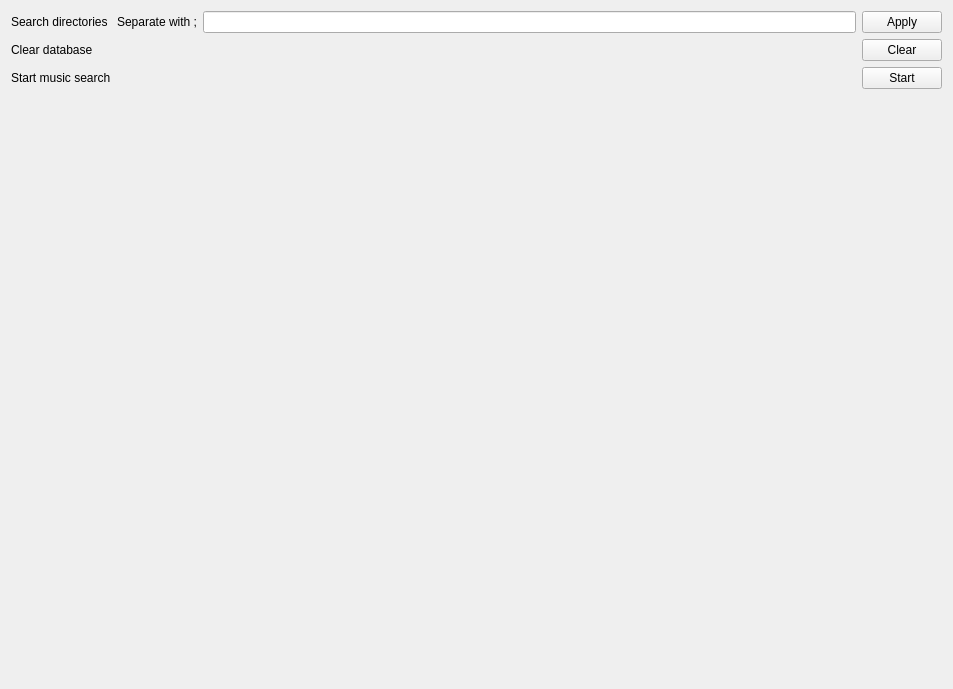
Old version of the form pcsmusicplayer/src/settingswidget.ui in the repository N1vn0vem8er/pineconesnake.
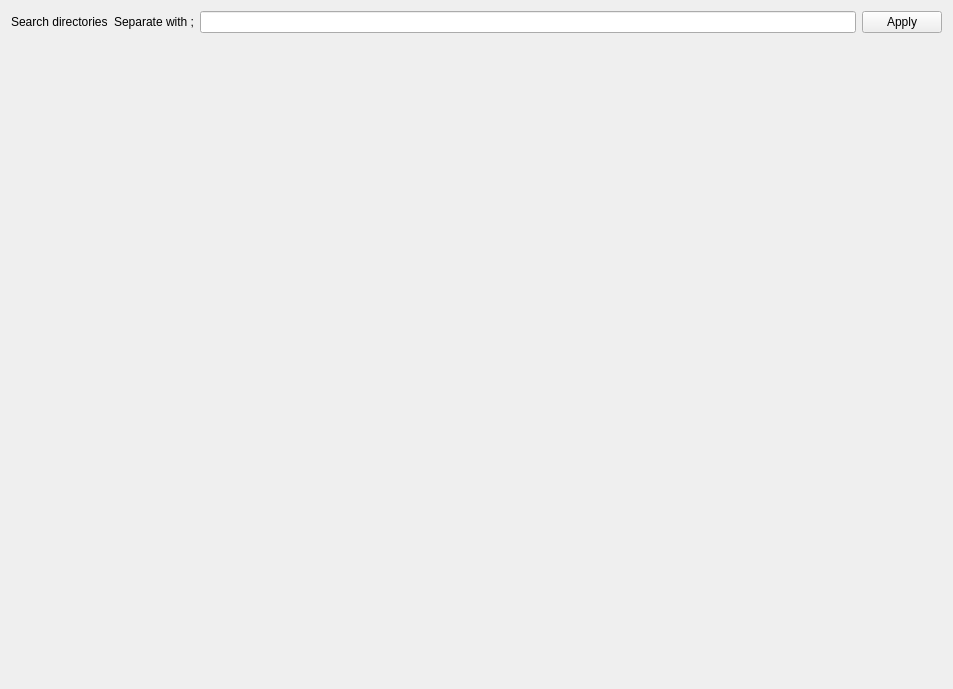
New version of the form.

Commit message: Removed clear database and start search settings

Patch:
```diff
--- a/pcsmusicplayer/src/settingswidget.ui
+++ b/pcsmusicplayer/src/settingswidget.ui
@@ -45,68 +45,6 @@
      </item>
     </layout>
    </item>
-   <item row="1" column="1">
-    <layout class="QHBoxLayout" name="horizontalLayout">
-     <item>
-      <spacer name="horizontalSpacer">
-       <property name="orientation">
-        <enum>Qt::Orientation::Horizontal</enum>
-       </property>
-       <property name="sizeHint" stdset="0">
-        <size>
-         <width>40</width>
-         <height>20</height>
-        </size>
-       </property>
-      </spacer>
-     </item>
-     <item>
-      <widget class="QPushButton" name="clearDBButton">
-       <property name="text">
-        <string>Clear</string>
-       </property>
-      </widget>
-     </item>
-    </layout>
-   </item>
-   <item row="1" column="0">
-    <widget class="QLabel" name="label_2">
-     <property name="text">
-      <string>Clear database</string>
-     </property>
-    </widget>
-   </item>
-   <item row="2" column="0">
-    <widget class="QLabel" name="label_3">
-     <property name="text">
-      <string>Start music search</string>
-     </property>
-    </widget>
-   </item>
-   <item row="2" column="1">
-    <layout class="QHBoxLayout" name="horizontalLayout_3">
-     <item>
-      <spacer name="horizontalSpacer_2">
-       <property name="orientation">
-        <enum>Qt::Orientation::Horizontal</enum>
-       </property>
-       <property name="sizeHint" stdset="0">
-        <size>
-         <width>40</width>
-         <height>20</height>
-        </size>
-       </property>
-      </spacer>
-     </item>
-     <item>
-      <widget class="QPushButton" name="startSearchButton">
-       <property name="text">
-        <string>Start</string>
-       </property>
-      </widget>
-     </item>
-    </layout>
-   </item>
   </layout>
  </widget>
  <resources/>
```
The commit also changes 7 other files.
